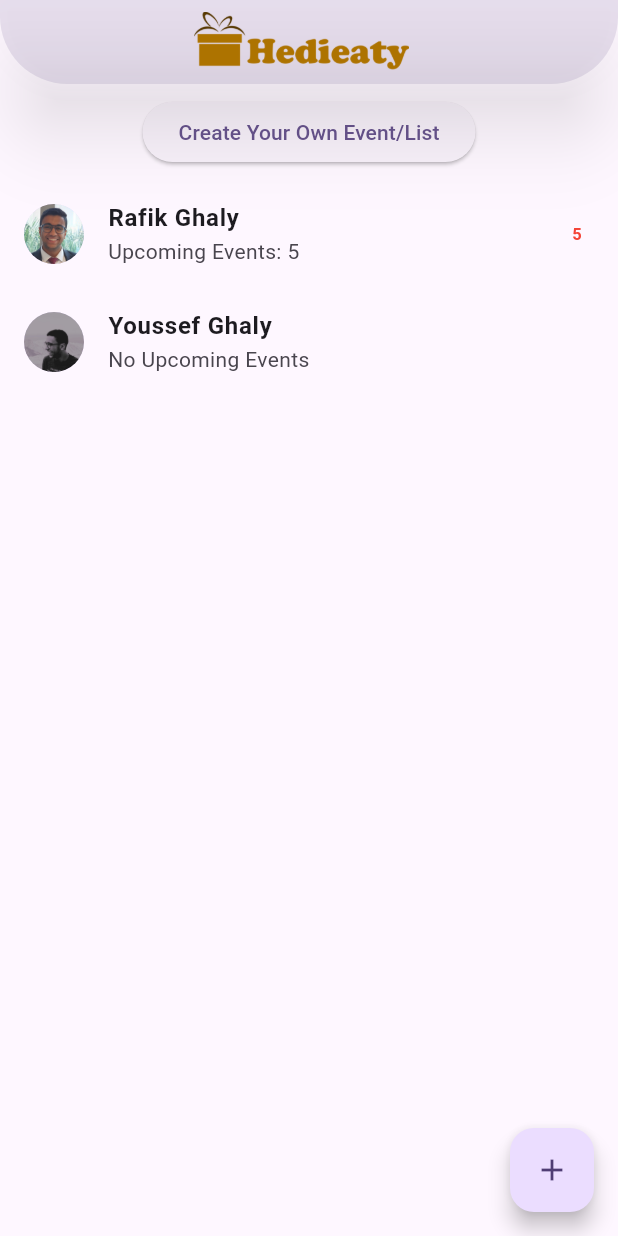
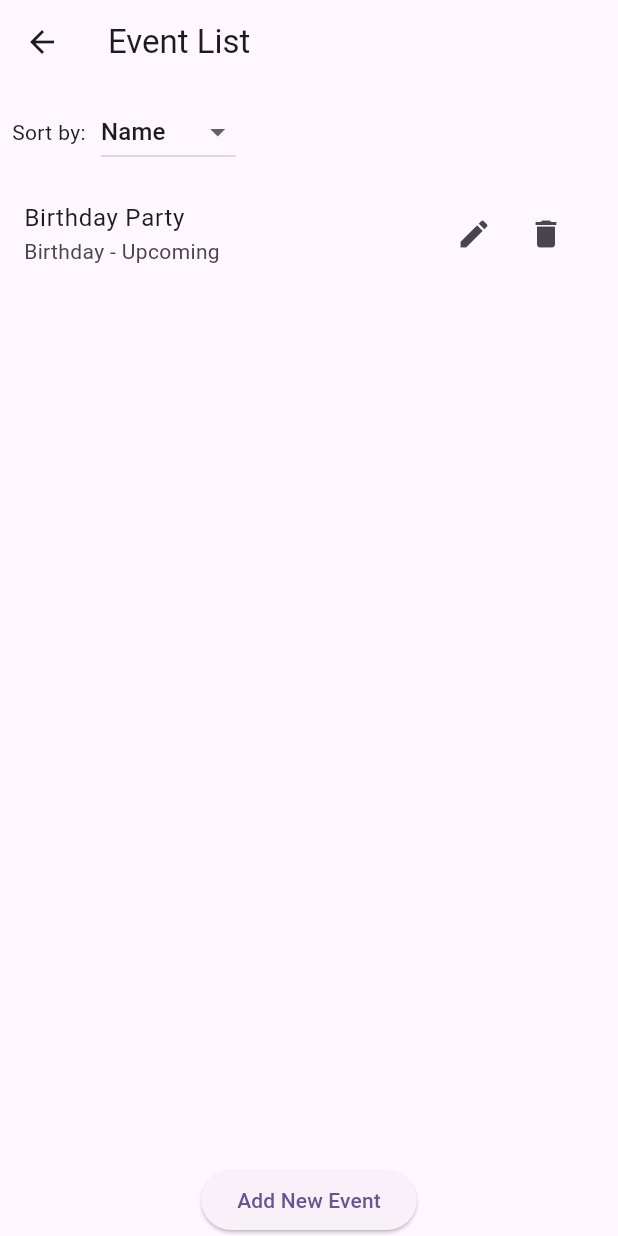
Before and after one commit to rafikghaly/Hedieaty, a Flutter app: the screen it shows after launch, after a tap on "Rafik Ghaly", on a phone screen of 412 x 824 dp. Run offline on Flutter 3.47's test engine with Material 3 defaults, Android fonts, the phone set to English and light mode, and no system bars.

Commit message:
Event Page Structure

```diff
--- /dev/null
+++ b/hedieaty/lib/event.dart
@@ -0,0 +1,8 @@
+// event.dart
+class Event {
+  final String name;
+  final String category;
+  final String status;
+
+  Event({required this.name, required this.category, required this.status});
+}
--- /dev/null
+++ b/hedieaty/lib/event_list.dart
@@ -0,0 +1,106 @@
+import 'package:flutter/material.dart';
+import 'event.dart';
+
+class EventListPage extends StatefulWidget {
+  final List<Event> events;
+
+  EventListPage({required this.events});
+
+  @override
+  _EventListPageState createState() => _EventListPageState();
+}
+
+class _EventListPageState extends State<EventListPage> {
+  late List<Event> _events;
+  String _selectedSortOption = 'Name';
+
+  @override
+  void initState() {
+    super.initState();
+    _events = widget.events;
+  }
+
+  void _sortEvents(String sortOption) {
+    setState(() {
+      _selectedSortOption = sortOption;
+      if (sortOption == 'Name') {
+        _events.sort((a, b) => a.name.compareTo(b.name));
+      } else if (sortOption == 'Category') {
+        _events.sort((a, b) => a.category.compareTo(b.category));
+      } else if (sortOption == 'Status') {
+        _events.sort((a, b) => a.status.compareTo(b.status));
+      }
+    });
+  }
+
+  @override
+  Widget build(BuildContext context) {
+    return Scaffold(
+      appBar: AppBar(
+        title: Text('Event List'),
+      ),
+      body: Column(
+        children: [
+          Padding(
+            padding: const EdgeInsets.all(8.0),
+            child: Row(
+              children: [
+                Text('Sort by:'),
+                SizedBox(width: 10),
+                DropdownButton<String>(
+                  value: _selectedSortOption,
+                  onChanged: (String? newValue) {
+                    if (newValue != null) {
+                      _sortEvents(newValue);
+                    }
+                  },
+                  items: <String>['Name', 'Category', 'Status']
+                      .map<DropdownMenuItem<String>>((String value) {
+                    return DropdownMenuItem<String>(
+                      value: value,
+                      child: Text(value),
+                    );
+                  }).toList(),
+                ),
+              ],
+            ),
+          ),
+          Expanded(
+            child: ListView.builder(
+              itemCount: _events.length,
+              itemBuilder: (context, index) {
+                return ListTile(
+                  title: Text(_events[index].name),
+                  subtitle: Text('${_events[index].category} - ${_events[index].status}'),
+                  trailing: Row(
+                    mainAxisSize: MainAxisSize.min,
+                    children: [
+                      IconButton(
+                        icon: Icon(Icons.edit),
+                        onPressed: () {
+                          // Edit event logic
+                        },
+                      ),
+                      IconButton(
+                        icon: Icon(Icons.delete),
+                        onPressed: () {
+                          // Delete event logic
+                        },
+                      ),
+                    ],
+                  ),
+                );
+              },
+            ),
+          ),
+          ElevatedButton(
+            onPressed: () {
+              // Add new event logic
+            },
+            child: Text('Add New Event'),
+          ),
+        ],
+      ),
+    );
+  }
+}
--- a/hedieaty/lib/main.dart
+++ b/hedieaty/lib/main.dart
@@ -1,4 +1,6 @@
 import 'package:flutter/material.dart';
+import 'event_list.dart';
+import 'event.dart';
 
 void main() {
   runApp(const MyApp());
@@ -8,33 +10,24 @@ class Friend {
   final String name;
   final String picture;
   final int upcomingEvents;
-  Friend({required this.name, required this.picture, required this.upcomingEvents});
+  final List<Event> events;
+
+  Friend({
+    required this.name,
+    required this.picture,
+    required this.upcomingEvents,
+    required this.events,
+  });
 }
 
 class MyApp extends StatelessWidget {
   const MyApp({super.key});
 
-  // This widget is the root of your application.
   @override
   Widget build(BuildContext context) {
     return MaterialApp(
       title: 'Flutter Demo',
       theme: ThemeData(
-        // This is the theme of your application.
-        //
-        // TRY THIS: Try running your application with "flutter run". You'll see
-        // the application has a purple toolbar. Then, without quitting the app,
-        // try changing the seedColor in the colorScheme below to Colors.green
-        // and then invoke "hot reload" (save your changes or press the "hot
-        // reload" button in a Flutter-supported IDE, or press "r" if you used
-        // the command line to start the app).
-        //
-        // Notice that the counter didn't reset back to zero; the application
-        // state is not lost during the reload. To reset the state, use hot
-        // restart instead.
-        //
-        // This works for code too, not just values: Most code changes can be
-        // tested with just a hot reload.
         colorScheme: ColorScheme.fromSeed(seedColor: Colors.deepPurple),
         useMaterial3: true,
       ),
@@ -46,33 +39,49 @@ class MyApp extends StatelessWidget {
 class HomePage extends StatefulWidget {
   const HomePage({super.key});
 
-  // This widget is the home page of your application. It is stateful, meaning
-  // that it has a State object (defined below) that contains fields that affect
-  // how it looks.
-
-  // This class is the configuration for the state. It holds the values (in this
-  // case the title) provided by the parent (in this case the App widget) and
-  // used by the build method of the State. Fields in a Widget subclass are
-  // always marked "final".
   @override
   State<HomePage> createState() => _HomePageState();
 }
 
 class _HomePageState extends State<HomePage> {
+  List<Friend> myfriends = [
+    Friend(
+      name: 'Rafik Ghaly',
+      picture: 'assets/images/Rafik.jpg',
+      upcomingEvents: 1,
+      events: [Event(name: 'Birthday Party', category: 'Birthday', status: 'Upcoming')],
+    ),
+    Friend(
+      name: 'Youssef Ghaly',
+      picture: 'assets/images/Youssef.jpg',
+      upcomingEvents: 0,
+      events: [],
+    ),
+  ];
 
-  List<Friend> myfriends = [
-    Friend(name: 'Rafik Ghaly', picture: 'assets/images/Rafik.jpg', upcomingEvents: 5),
-    Friend(name: 'Youssef Ghaly', picture: 'assets/images/Youssef.jpg', upcomingEvents: 0),
+  List<Friend> filteredFriends = [];
+  TextEditingController searchController = TextEditingController();
 
-  ];
+  @override
+  void initState() {
+    super.initState();
+    filteredFriends = myfriends;
+  }
+
+  void _filterFriends(String query) {
+    List<Friend> results = [];
+    if (query.isEmpty) {
+      results = myfriends;
+    } else {
+      results = myfriends.where((friend) => friend.name.toLowerCase().contains(query.toLowerCase())).toList();
+    }
+    setState(() {
+      filteredFriends = results;
+    });
+  }
+
   @override
   Widget build(BuildContext context) {
-    // This method is rerun every time setState is called, for instance as done
-    // by the _incrementCounter method above.
-    //
-    // The Flutter framework has been optimized to make rerunning build methods
-    // fast, so that you can just rebuild anything that needs updating rather
-    // than having to individually change instances of widgets.
     return Scaffold(
       appBar: AppBar(
         backgroundColor: Colors.transparent,
@@ -85,7 +94,7 @@ class _HomePageState extends State<HomePage> {
         ),
         title: Center(
           child: Row(
-            mainAxisSize: MainAxisSize.min, // Adjusts row size to its children
+            mainAxisSize: MainAxisSize.min,
             children: [
               Image.asset(
                 'assets/images/Logo.png',
@@ -100,18 +109,32 @@ class _HomePageState extends State<HomePage> {
         children: [
           Padding(
             padding: const EdgeInsets.all(8.0),
-           child: ElevatedButton(
-             onPressed:(){
-              // I will navigate to Event List Page----------------->
+            child: Column(
+              children: [
+                TextField(
+                  controller: searchController,
+                  onChanged: _filterFriends,
+                  decoration: InputDecoration(
+                    labelText: 'Search Friends',
+                    border: OutlineInputBorder(),
+                    suffixIcon: Icon(Icons.search),
+                  ),
+                ),
+                SizedBox(height: 10),
+                ElevatedButton(
+                  onPressed: () {
+                    // Navigate to create event/list page
                   },
                   child: const Text('Create Your Own Event/List'),
+                ),
+              ],
             ),
           ),
           Expanded(
             child: ListView.builder(
-                 itemCount: myfriends.length,
-                 itemBuilder: (context,index) {
-                   return FriendFrame(friend:myfriends[index]);
+              itemCount: filteredFriends.length,
+              itemBuilder: (context, index) {
+                return FriendFrame(friend: filteredFriends[index]);
               },
             ),
           ),
@@ -119,7 +142,7 @@ class _HomePageState extends State<HomePage> {
       ),
       floatingActionButton: FloatingActionButton(
         onPressed: () {
-        // I will Add Friends------------------------->
+          // Add friend manually
         },
         child: Icon(Icons.add),
       ),
@@ -138,18 +161,28 @@ class FriendFrame extends StatelessWidget {
       leading: CircleAvatar(
         backgroundImage: AssetImage(friend.picture),
       ),
-      title: Text(friend.name, style: TextStyle(fontWeight: FontWeight.bold),),
+      title: Text(
+        friend.name,
+        style: TextStyle(fontWeight: FontWeight.bold),
+      ),
       subtitle: Text(
         friend.upcomingEvents > 0
             ? 'Upcoming Events: ${friend.upcomingEvents}'
             : 'No Upcoming Events',
       ),
       trailing: friend.upcomingEvents > 0
-          ? Text(friend.upcomingEvents.toString(),
-          style: TextStyle(color: Colors.red, fontWeight: FontWeight.bold))
+          ? Text(
+        friend.upcomingEvents.toString(),
+        style: TextStyle(color: Colors.red, fontWeight: FontWeight.bold),
+      )
           : null,
       onTap: () {
-        // I will Navigate to friend's gift lists------------------------>
+        Navigator.push(
+          context,
+          MaterialPageRoute(
+            builder: (context) => EventListPage(events: friend.events),
+          ),
+        );
       },
     );
   }
```
Lines whose indentation alone changed are shown as unchanged.
